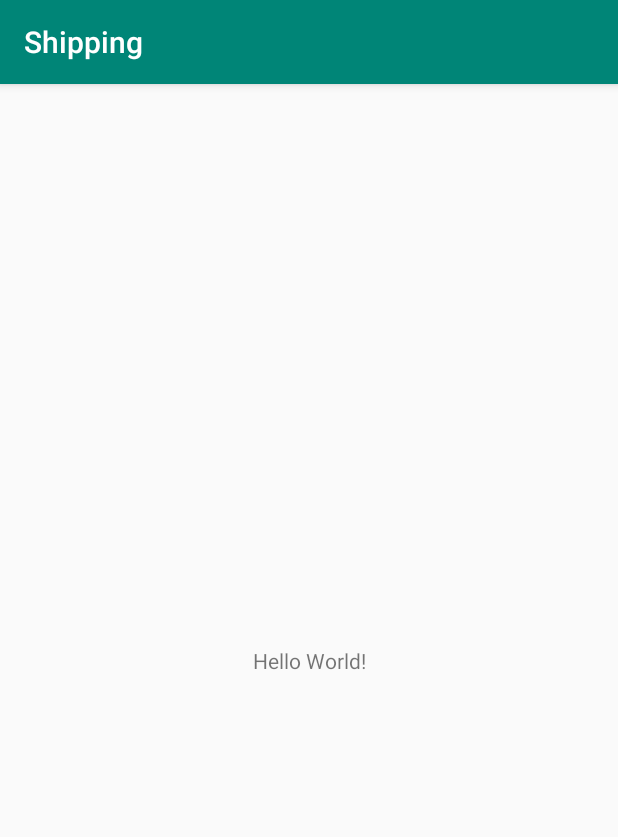
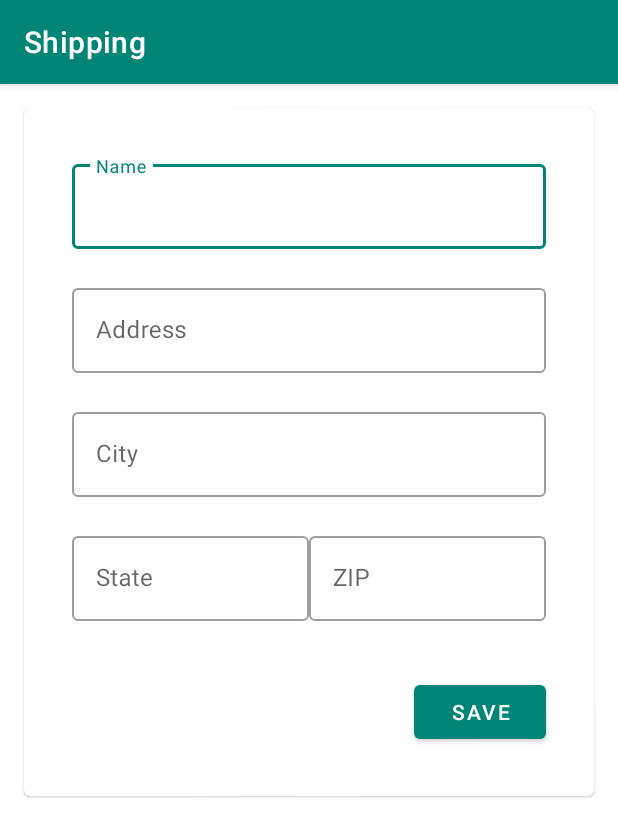
Before and after one commit to NoirTomiyama/Shipping, an Android app: the screen it shows after launch (MainActivity before the commit, ShippingInfoActivity after it), on a phone screen of 412 x 824 dp. Shown: the top 837 px of the screen. Run offline under Robolectric (Android 15) with nearby library versions, the phone set to English and light mode, and no system bars.

Commit message:
入力フォームの作成

```diff
--- a/app/build.gradle
+++ b/app/build.gradle
@@ -1,7 +1,5 @@
 apply plugin: 'com.android.application'
-
 apply plugin: 'kotlin-android'
-
 apply plugin: 'kotlin-android-extensions'
 
 android {
@@ -14,6 +12,7 @@ android {
         versionCode 1
         versionName "1.0"
         testInstrumentationRunner "androidx.test.runner.AndroidJUnitRunner"
+        vectorDrawables.useSupportLibrary = true
     }
     buildTypes {
         release {
@@ -24,12 +23,12 @@ android {
 }
 
 dependencies {
-    implementation fileTree(dir: 'libs', include: ['*.jar'])
+    api 'com.google.android.material:material:1.1.0-alpha06'
+    implementation 'androidx.legacy:legacy-support-v4:1.0.0'
     implementation "org.jetbrains.kotlin:kotlin-stdlib-jdk7:$kotlin_version"
-    implementation 'androidx.appcompat:appcompat:1.1.0'
-    implementation 'androidx.core:core-ktx:1.1.0'
-    implementation 'androidx.constraintlayout:constraintlayout:1.1.3'
     testImplementation 'junit:junit:4.12'
-    androidTestImplementation 'androidx.test:runner:1.2.0'
-    androidTestImplementation 'androidx.test.espresso:espresso-core:3.2.0'
+    androidTestImplementation 'androidx.test:core:1.1.0'
+    androidTestImplementation 'androidx.test.ext:junit:1.1.0'
+    androidTestImplementation 'androidx.test:runner:1.2.0-alpha05'
+    androidTestImplementation 'androidx.test.espresso:espresso-core:3.2.0-alpha05'
 }
--- a/app/src/main/AndroidManifest.xml
+++ b/app/src/main/AndroidManifest.xml
@@ -9,7 +9,7 @@
     android:roundIcon="@mipmap/ic_launcher_round"
     android:supportsRtl="true"
     android:theme="@style/AppTheme">
-    <activity android:name=".MainActivity">
+    <activity android:name=".ShippingInfoActivity">
       <intent-filter>
         <action android:name="android.intent.action.MAIN" />
 
--- a/app/src/main/java/jp/tomiyama/noir/shipping/MainActivity.kt
+++ /dev/null
@@ -1,12 +0,0 @@
-package jp.tomiyama.noir.shipping
-
-import android.os.Bundle
-import androidx.appcompat.app.AppCompatActivity
-
-class MainActivity : AppCompatActivity() {
-
-  override fun onCreate(savedInstanceState: Bundle?) {
-    super.onCreate(savedInstanceState)
-    setContentView(R.layout.activity_main)
-  }
-}
--- /dev/null
+++ b/app/src/main/java/jp/tomiyama/noir/shipping/ShippingInfoActivity.kt
@@ -0,0 +1,38 @@
+package jp.tomiyama.noir.shipping
+
+import android.os.Bundle
+import android.view.View
+import androidx.appcompat.app.AppCompatActivity
+import com.google.android.material.textfield.TextInputLayout
+import kotlinx.android.synthetic.main.shipping_info_activity.*
+
+class ShippingInfoActivity : AppCompatActivity() {
+
+  override fun onCreate(savedInstanceState: Bundle?) {
+    super.onCreate(savedInstanceState)
+    setContentView(R.layout.shipping_info_activity)
+
+    val rootView = findViewById<View>(android.R.id.content)
+
+    val textInputLayouts = Utils.findViewsWithType(
+      rootView, TextInputLayout::class.java
+    )
+
+    save_button.setOnClickListener {
+      var noErrors = true
+      for (textInputLayout in textInputLayouts) {
+        val editTextString = textInputLayout.editText!!.text.toString()
+        if (editTextString.isEmpty()) {
+          textInputLayout.error = resources.getString(R.string.error_string)
+          noErrors = false
+        } else {
+          textInputLayout.error = null
+        }
+      }
+
+      if (noErrors) {
+        // All fields are valid!
+      }
+    }
+  }
+}
--- /dev/null
+++ b/app/src/main/java/jp/tomiyama/noir/shipping/Utils.kt
@@ -0,0 +1,29 @@
+package jp.tomiyama.noir.shipping
+
+import android.view.View
+import android.view.ViewGroup
+import java.util.*
+
+/**
+ * Utils class used in MDC-111 application.
+ */
+object Utils {
+
+  fun <T : View> findViewsWithType(root: View, type: Class<T>): List<T> {
+    val views = ArrayList<T>()
+    findViewsWithType(root, type, views)
+    return views
+  }
+
+  private fun <T : View> findViewsWithType(view: View, type: Class<T>, views: MutableList<T>) {
+    if (type.isInstance(view)) {
+      views.add(type.cast(view)!!)
+    }
+
+    if (view is ViewGroup) {
+      for (i in 0 until view.childCount) {
+        findViewsWithType(view.getChildAt(i), type, views)
+      }
+    }
+  }
+}
--- a/app/src/main/res/layout/activity_main.xml
+++ /dev/null
@@ -1,18 +0,0 @@
-<?xml version="1.0" encoding="utf-8"?>
-<androidx.constraintlayout.widget.ConstraintLayout xmlns:android="http://schemas.android.com/apk/res/android"
-  xmlns:app="http://schemas.android.com/apk/res-auto"
-  xmlns:tools="http://schemas.android.com/tools"
-  android:layout_width="match_parent"
-  android:layout_height="match_parent"
-  tools:context=".MainActivity">
-
-  <TextView
-    android:layout_width="wrap_content"
-    android:layout_height="wrap_content"
-    android:text="Hello World!"
-    app:layout_constraintBottom_toBottomOf="parent"
-    app:layout_constraintLeft_toLeftOf="parent"
-    app:layout_constraintRight_toRightOf="parent"
-    app:layout_constraintTop_toTopOf="parent" />
-
-</androidx.constraintlayout.widget.ConstraintLayout>
--- /dev/null
+++ b/app/src/main/res/layout/shipping_info_activity.xml
@@ -0,0 +1,113 @@
+<?xml version="1.0" encoding="utf-8"?>
+<ScrollView xmlns:android="http://schemas.android.com/apk/res/android"
+  xmlns:app="http://schemas.android.com/apk/res-auto"
+  xmlns:tools="http://schemas.android.com/tools"
+  android:layout_width="match_parent"
+  android:layout_height="match_parent"
+  tools:context=".ShippingInfoActivity">
+
+  <com.google.android.material.card.MaterialCardView
+    android:layout_width="match_parent"
+    android:layout_height="wrap_content"
+    android:layout_margin="16dp"
+    app:contentPadding="16dp">
+
+    <LinearLayout
+      android:layout_width="match_parent"
+      android:layout_height="wrap_content"
+      android:clipToPadding="false"
+      android:orientation="vertical"
+      android:padding="16dp">
+
+      <com.google.android.material.textfield.TextInputLayout
+        android:id="@+id/name_text_input"
+        style="@style/Widget.MaterialComponents.TextInputLayout.OutlinedBox"
+        android:layout_width="match_parent"
+        android:layout_height="wrap_content"
+        app:errorEnabled="true">
+
+        <com.google.android.material.textfield.TextInputEditText
+          android:id="@+id/name_edit_text"
+          android:layout_width="match_parent"
+          android:layout_height="wrap_content"
+          android:hint="@string/label_name" />
+      </com.google.android.material.textfield.TextInputLayout>
+
+      <com.google.android.material.textfield.TextInputLayout
+        android:id="@+id/address_text_input"
+        style="@style/Widget.MaterialComponents.TextInputLayout.OutlinedBox"
+        android:layout_width="match_parent"
+        android:layout_height="wrap_content"
+        app:errorEnabled="true">
+
+        <com.google.android.material.textfield.TextInputEditText
+          android:id="@+id/address_edit_text"
+          android:layout_width="match_parent"
+          android:layout_height="wrap_content"
+          android:hint="@string/label_address" />
+      </com.google.android.material.textfield.TextInputLayout>
+
+      <com.google.android.material.textfield.TextInputLayout
+        android:id="@+id/city_text_input"
+        style="@style/Widget.MaterialComponents.TextInputLayout.OutlinedBox"
+        android:layout_width="match_parent"
+        android:layout_height="wrap_content"
+        app:errorEnabled="true">
+
+        <com.google.android.material.textfield.TextInputEditText
+          android:id="@+id/city_edit_text"
+          android:layout_width="match_parent"
+          android:layout_height="wrap_content"
+          android:hint="@string/label_city" />
+      </com.google.android.material.textfield.TextInputLayout>
+
+      <LinearLayout
+        android:layout_width="match_parent"
+        android:layout_height="wrap_content"
+        android:orientation="horizontal">
+
+        <com.google.android.material.textfield.TextInputLayout
+          android:id="@+id/state_text_input"
+          style="@style/Widget.MaterialComponents.TextInputLayout.OutlinedBox"
+          android:layout_width="match_parent"
+          android:layout_height="wrap_content"
+          android:layout_weight=".5"
+          app:errorEnabled="true">
+
+          <com.google.android.material.textfield.TextInputEditText
+            android:id="@+id/state_edit_text"
+            android:layout_width="match_parent"
+            android:layout_height="wrap_content"
+            android:hint="@string/label_state" />
+        </com.google.android.material.textfield.TextInputLayout>
+
+        <com.google.android.material.textfield.TextInputLayout
+          android:id="@+id/zip_text_input"
+          style="@style/Widget.MaterialComponents.TextInputLayout.OutlinedBox"
+          android:layout_width="match_parent"
+          android:layout_height="wrap_content"
+          android:layout_weight=".5"
+          app:errorEnabled="true">
+
+          <com.google.android.material.textfield.TextInputEditText
+            android:id="@+id/zip_edit_text"
+            android:layout_width="match_parent"
+            android:layout_height="wrap_content"
+            android:hint="@string/label_zip" />
+        </com.google.android.material.textfield.TextInputLayout>
+      </LinearLayout>
+
+      <com.google.android.material.button.MaterialButton
+        android:id="@+id/save_button"
+        style="@style/Widget.MaterialComponents.Button"
+        android:layout_width="wrap_content"
+        android:layout_height="wrap_content"
+        android:layout_gravity="end"
+        android:layout_marginTop="16dp"
+        android:text="@string/label_save" />
+
+    </LinearLayout>
+
+  </com.google.android.material.card.MaterialCardView>
+
+</ScrollView>
--- a/app/src/main/res/values/strings.xml
+++ b/app/src/main/res/values/strings.xml
@@ -1,3 +1,13 @@
 <resources>
   <string name="app_name">Shipping</string>
+  <string name="activity_label">Shipping Address</string>
+
+  <string name="label_name">Name</string>
+  <string name="label_address">Address</string>
+  <string name="label_city">City</string>
+  <string name="label_state">State</string>
+  <string name="label_zip">ZIP</string>
+  <string name="label_save">Save</string>
+
+  <string name="error_string">Field must not be empty.</string>
 </resources>
--- a/app/src/main/res/values/styles.xml
+++ b/app/src/main/res/values/styles.xml
@@ -1,7 +1,7 @@
 <resources>
 
   <!-- Base application theme. -->
-  <style name="AppTheme" parent="Theme.AppCompat.Light.DarkActionBar">
+  <style name="AppTheme" parent="Theme.MaterialComponents.Light.DarkActionBar">
     <!-- Customize your theme here. -->
     <item name="colorPrimary">@color/colorPrimary</item>
     <item name="colorPrimaryDark">@color/colorPrimaryDark</item>
```
Also changed, not shown: build.gradle (line endings or trailing spaces).
